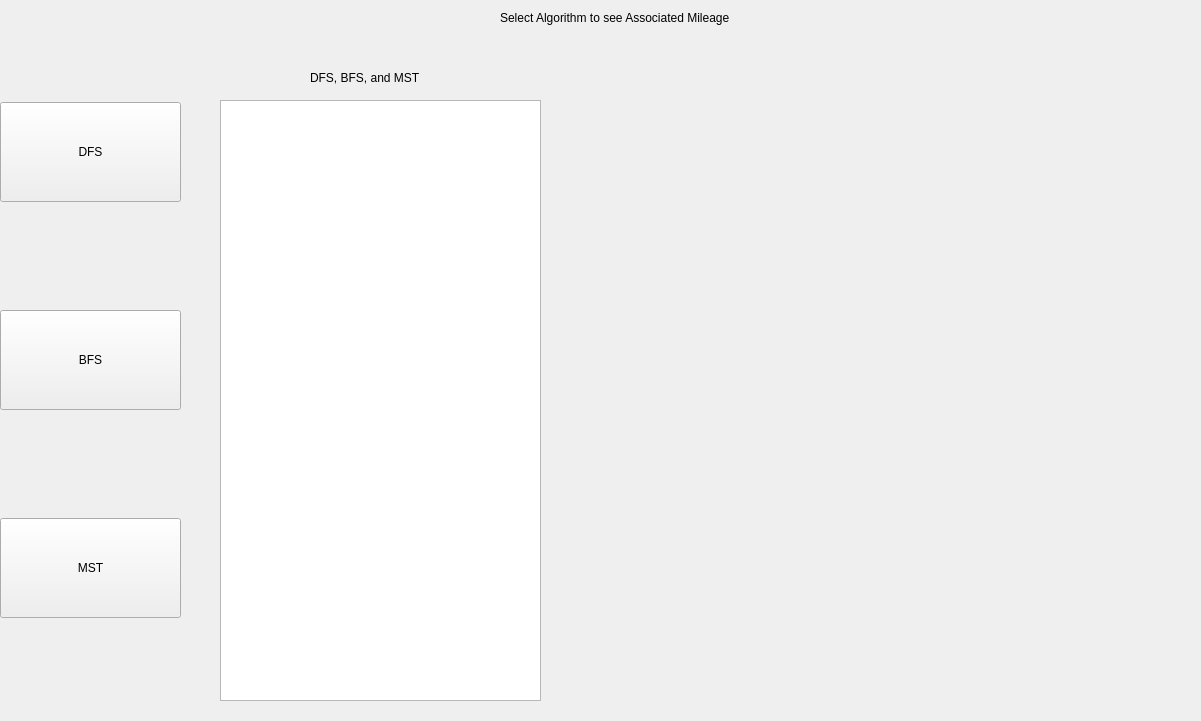
The window that QT Project/graphwindow.ui (AaronGeesink/CS1D-Basketball-Project) describes before a commit, drawn with Qt 5.
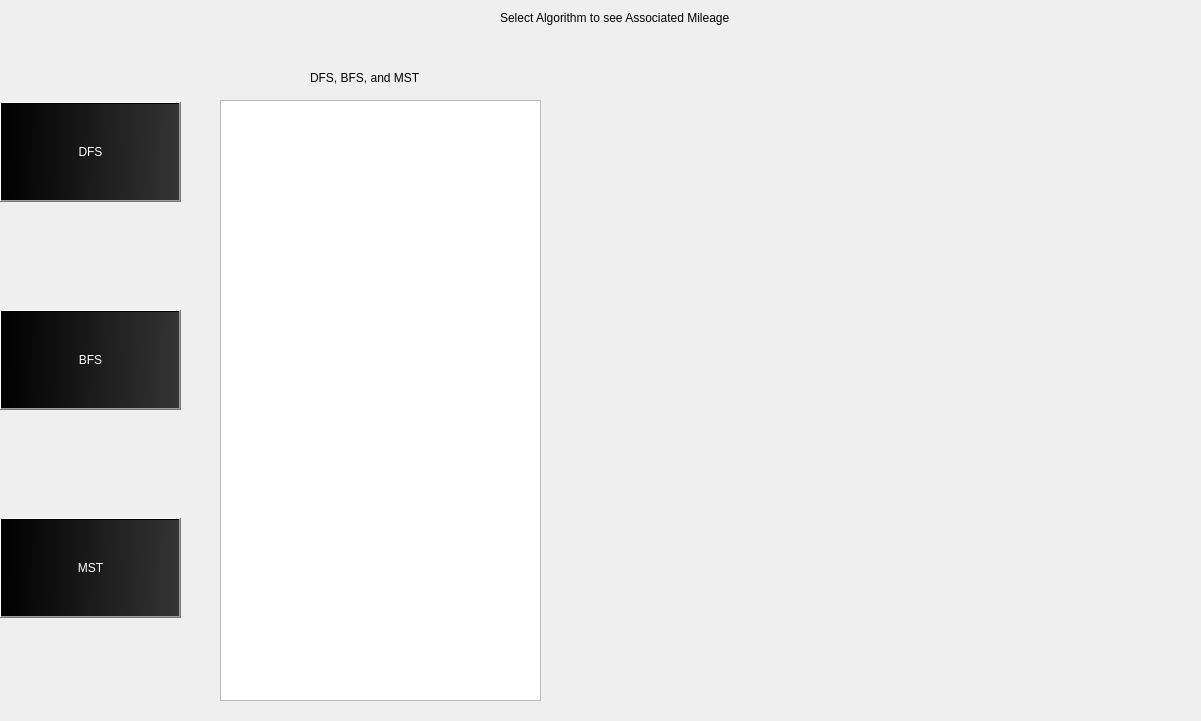
The same window after the commit.

```diff
--- a/QT Project/graphwindow.ui
+++ b/QT Project/graphwindow.ui
@@ -62,6 +62,10 @@
         <height>100</height>
        </size>
       </property>
+      <property name="styleSheet">
+       <string notr="true">color: rgb(255, 255, 255);
+background-color:qlineargradient(spread:pad, x1:0, y1:0.506, x2:1, y2:0.511045, stop:0 rgba(0, 0, 0, 255), stop:1 rgba(52, 52, 52, 255))</string>
+      </property>
       <property name="text">
        <string>DFS</string>
       </property>
@@ -75,6 +79,10 @@
         <height>100</height>
        </size>
       </property>
+      <property name="styleSheet">
+       <string notr="true">color: rgb(255, 255, 255);
+background-color:qlineargradient(spread:pad, x1:0, y1:0.506, x2:1, y2:0.511045, stop:0 rgba(0, 0, 0, 255), stop:1 rgba(52, 52, 52, 255))</string>
+      </property>
       <property name="text">
        <string>BFS</string>
       </property>
@@ -88,6 +96,10 @@
         <height>100</height>
        </size>
       </property>
+      <property name="styleSheet">
+       <string notr="true">color: rgb(255, 255, 255);
+background-color:qlineargradient(spread:pad, x1:0, y1:0.506, x2:1, y2:0.511045, stop:0 rgba(0, 0, 0, 255), stop:1 rgba(52, 52, 52, 255))</string>
+      </property>
       <property name="text">
        <string>MST</string>
       </property>
```
